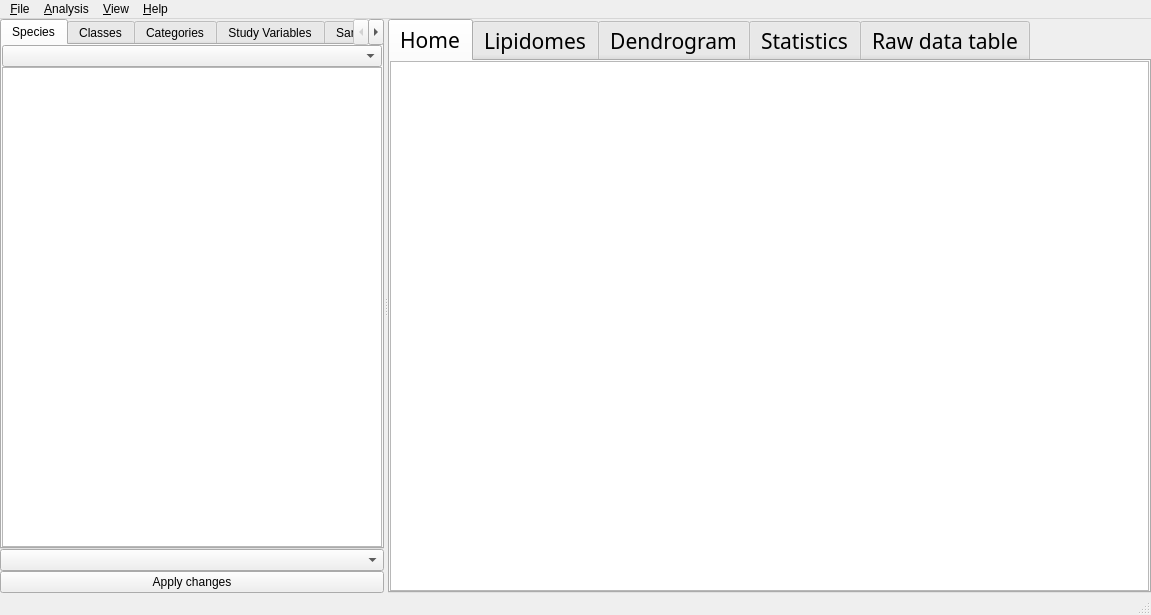
The window that ui/lipidspacegui.ui (lifs-tools/lipidspace) describes before a commit, drawn with Qt 5.
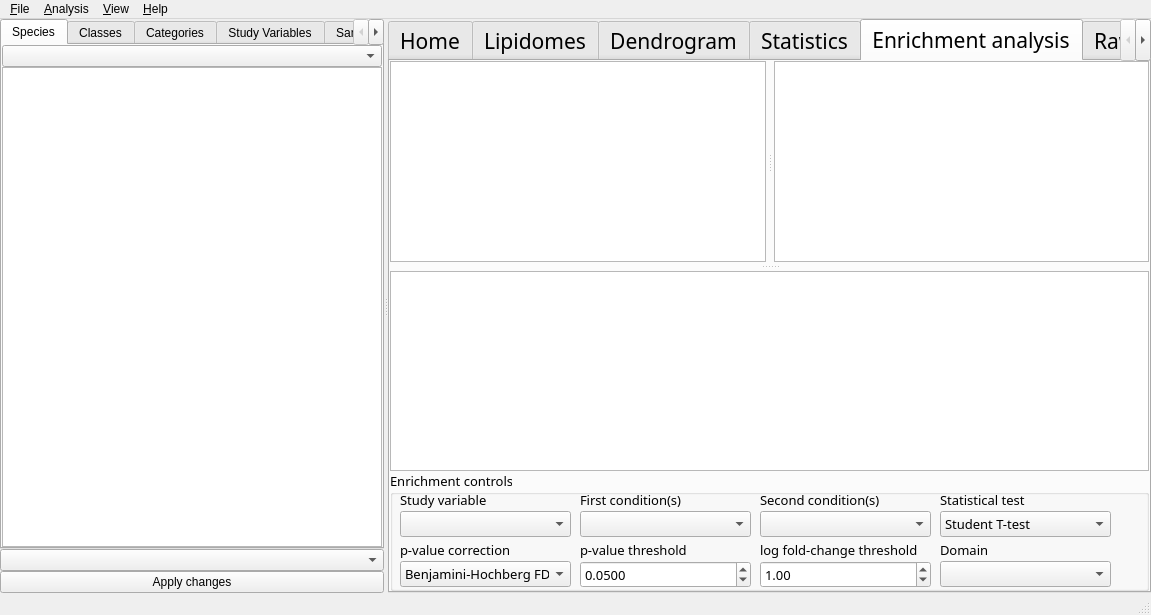
The same window after the commit. Custom widgets are drawn as their Qt base class.

Commit message: started to add enrichment analysis

The edit to the form file:
```diff
--- a/ui/lipidspacegui.ui
+++ b/ui/lipidspacegui.ui
@@ -42,7 +42,7 @@
     <property name="spacing">
      <number>0</number>
     </property>
-    <item row="0" column="1">
+    <item row="0" column="0">
      <widget class="QSplitter" name="splitter">
       <property name="orientation">
        <enum>Qt::Horizontal</enum>
@@ -262,7 +262,7 @@
         </font>
        </property>
        <property name="currentIndex">
-        <number>0</number>
+        <number>4</number>
        </property>
        <widget class="QWidget" name="homeTab">
         <property name="font">
@@ -581,7 +581,6 @@
             <widget class="Chart" name="statisticsBoxPlot"/>
             <widget class="Chart" name="statisticsHistogram"/>
             <widget class="Chart" name="statisticsSpeciesCV"/>
-            <widget class="Chart" name="statisticsPVal"/>
             <widget class="Chart" name="statisticsBarPlotClasses"/>
             <widget class="Chart" name="statisticsFAD"/>
            </widget>
@@ -594,7 +593,6 @@
             </property>
             <widget class="Chart" name="statisticsPCA"/>
             <widget class="Chart" name="statisticsROCCurve"/>
-            <widget class="Chart" name="statisticsVolcano"/>
             <widget class="Chart" name="statisticsBarPlot"/>
            </widget>
           </widget>
@@ -845,6 +843,309 @@
         <zorder>groupBoxStatistics</zorder>
         <zorder>FAtreeWidget</zorder>
        </widget>
+       <widget class="LSWidget" name="enrichmentTab">
+        <property name="font">
+         <font>
+          <family>Noto Sans</family>
+          <pointsize>10</pointsize>
+         </font>
+        </property>
+        <attribute name="title">
+         <string>Enrichment analysis</string>
+        </attribute>
+        <layout class="QGridLayout" name="gridLayoutEnrichment">
+         <property name="leftMargin">
+          <number>0</number>
+         </property>
+         <property name="topMargin">
+          <number>0</number>
+         </property>
+         <property name="rightMargin">
+          <number>0</number>
+         </property>
+         <property name="bottomMargin">
+          <number>0</number>
+         </property>
+         <property name="spacing">
+          <number>0</number>
+         </property>
+         <item row="0" column="0">
+          <widget class="QSplitter" name="splitterEnrichment">
+           <property name="orientation">
+            <enum>Qt::Vertical</enum>
+           </property>
+           <property name="handleWidth">
+            <number>9</number>
+           </property>
+           <widget class="QSplitter" name="splitterEnrichmentVert">
+            <property name="orientation">
+             <enum>Qt::Horizontal</enum>
+            </property>
+            <property name="handleWidth">
+             <number>8</number>
+            </property>
+            <widget class="Chart" name="statisticsPVal"/>
+            <widget class="Chart" name="statisticsVolcano"/>
+           </widget>
+           <widget class="Chart" name="statisticsHistogram2"/>
+          </widget>
+         </item>
+         <item row="1" column="0">
+          <widget class="QGroupBox" name="groupBoxEnrichment">
+           <property name="minimumSize">
+            <size>
+             <width>0</width>
+             <height>120</height>
+            </size>
+           </property>
+           <property name="maximumSize">
+            <size>
+             <width>16777215</width>
+             <height>120</height>
+            </size>
+           </property>
+           <property name="title">
+            <string>Enrichment controls</string>
+           </property>
+           <widget class="QComboBox" name="studyVariableComboBoxEnrichment">
+            <property name="geometry">
+             <rect>
+              <x>10</x>
+              <y>40</y>
+              <width>171</width>
+              <height>26</height>
+             </rect>
+            </property>
+           </widget>
+           <widget class="QLabel" name="label_6">
+            <property name="geometry">
+             <rect>
+              <x>10</x>
+              <y>20</y>
+              <width>141</width>
+              <height>18</height>
+             </rect>
+            </property>
+            <property name="text">
+             <string>Study variable</string>
+            </property>
+           </widget>
+           <widget class="QLabel" name="label_7">
+            <property name="geometry">
+             <rect>
+              <x>10</x>
+              <y>70</y>
+              <width>141</width>
+              <height>18</height>
+             </rect>
+            </property>
+            <property name="text">
+             <string>p-value correction</string>
+            </property>
+           </widget>
+           <widget class="QComboBox" name="corretionComboBox">
+            <property name="geometry">
+             <rect>
+              <x>10</x>
+              <y>90</y>
+              <width>171</width>
+              <height>26</height>
+             </rect>
+            </property>
+            <item>
+             <property name="text">
+              <string>Benjamini-Hochberg FDR</string>
+             </property>
+            </item>
+            <item>
+             <property name="text">
+              <string>Bonferoni method</string>
+             </property>
+            </item>
+            <item>
+             <property name="text">
+              <string>No correction</string>
+             </property>
+            </item>
+           </widget>
+           <widget class="QLabel" name="label_8">
+            <property name="geometry">
+             <rect>
+              <x>190</x>
+              <y>20</y>
+              <width>121</width>
+              <height>18</height>
+             </rect>
+            </property>
+            <property name="text">
+             <string>First condition(s)</string>
+            </property>
+           </widget>
+           <widget class="QLabel" name="label_9">
+            <property name="geometry">
+             <rect>
+              <x>370</x>
+              <y>20</y>
+              <width>141</width>
+              <height>18</height>
+             </rect>
+            </property>
+            <property name="text">
+             <string>Second condition(s)</string>
+            </property>
+           </widget>
+           <widget class="MultiSelectComboBox" name="firstConditionCheckBoxList">
+            <property name="geometry">
+             <rect>
+              <x>190</x>
+              <y>40</y>
+              <width>171</width>
+              <height>26</height>
+             </rect>
+            </property>
+           </widget>
+           <widget class="MultiSelectComboBox" name="secondConditionCheckBoxList">
+            <property name="geometry">
+             <rect>
+              <x>370</x>
+              <y>40</y>
+              <width>171</width>
+              <height>26</height>
+             </rect>
+            </property>
+           </widget>
+           <widget class="QComboBox" name="statTestComboBox">
+            <property name="geometry">
+             <rect>
+              <x>550</x>
+              <y>40</y>
+              <width>171</width>
+              <height>26</height>
+             </rect>
+            </property>
+            <item>
+             <property name="text">
+              <string>Student T-test</string>
+             </property>
+            </item>
+            <item>
+             <property name="text">
+              <string>Welch T-test</string>
+             </property>
+            </item>
+            <item>
+             <property name="text">
+              <string>Kolmogorow-Smirnow-Test</string>
+             </property>
+            </item>
+           </widget>
+           <widget class="QLabel" name="label_10">
+            <property name="geometry">
+             <rect>
+              <x>550</x>
+              <y>20</y>
+              <width>101</width>
+              <height>18</height>
+             </rect>
+            </property>
+            <property name="text">
+             <string>Statistical test</string>
+            </property>
+           </widget>
+           <widget class="QLabel" name="label_11">
+            <property name="geometry">
+             <rect>
+              <x>190</x>
+              <y>70</y>
+              <width>121</width>
+              <height>18</height>
+             </rect>
+            </property>
+            <property name="text">
+             <string>p-value threshold</string>
+            </property>
+           </widget>
+           <widget class="QLabel" name="label_12">
+            <property name="geometry">
+             <rect>
+              <x>370</x>
+              <y>70</y>
+              <width>171</width>
+              <height>18</height>
+             </rect>
+            </property>
+            <property name="text">
+             <string>log fold-change threshold</string>
+            </property>
+           </widget>
+           <widget class="QDoubleSpinBox" name="logFCDoubleSpinBox">
+            <property name="geometry">
+             <rect>
+              <x>370</x>
+              <y>90</y>
+              <width>171</width>
+              <height>27</height>
+             </rect>
+            </property>
+            <property name="minimum">
+             <double>0.010000000000000</double>
+            </property>
+            <property name="singleStep">
+             <double>0.010000000000000</double>
+            </property>
+            <property name="value">
+             <double>1.000000000000000</double>
+            </property>
+           </widget>
+           <widget class="QLabel" name="label_13">
+            <property name="geometry">
+             <rect>
+              <x>550</x>
+              <y>70</y>
+              <width>171</width>
+              <height>18</height>
+             </rect>
+            </property>
+            <property name="text">
+             <string>Domain</string>
+            </property>
+           </widget>
+           <widget class="MultiSelectComboBox" name="domainCheckboxList">
+            <property name="geometry">
+             <rect>
+              <x>550</x>
+              <y>90</y>
+              <width>171</width>
+              <height>26</height>
+             </rect>
+            </property>
+           </widget>
+           <widget class="QDoubleSpinBox" name="pvalueDoubleSpinBox">
+            <property name="geometry">
+             <rect>
+              <x>190</x>
+              <y>90</y>
+              <width>171</width>
+              <height>27</height>
+             </rect>
+            </property>
+            <property name="decimals">
+             <number>4</number>
+            </property>
+            <property name="minimum">
+             <double>0.000100000000000</double>
+            </property>
+            <property name="singleStep">
+             <double>0.000100000000000</double>
+            </property>
+            <property name="value">
+             <double>0.050000000000000</double>
+            </property>
+           </widget>
+          </widget>
+         </item>
+        </layout>
+       </widget>
        <widget class="QWidget" name="rawDataTab">
         <property name="font">
          <font>
@@ -1294,6 +1595,11 @@
    <extends>QTreeWidget</extends>
    <header>lipidspace/canvas.h</header>
   </customwidget>
+  <customwidget>
+   <class>MultiSelectComboBox</class>
+   <extends>QComboBox</extends>
+   <header>lipidspace/AssistanceFunctions.h</header>
+  </customwidget>
  </customwidgets>
  <resources/>
  <connections/>
```
The commit also changes 10 other files.
